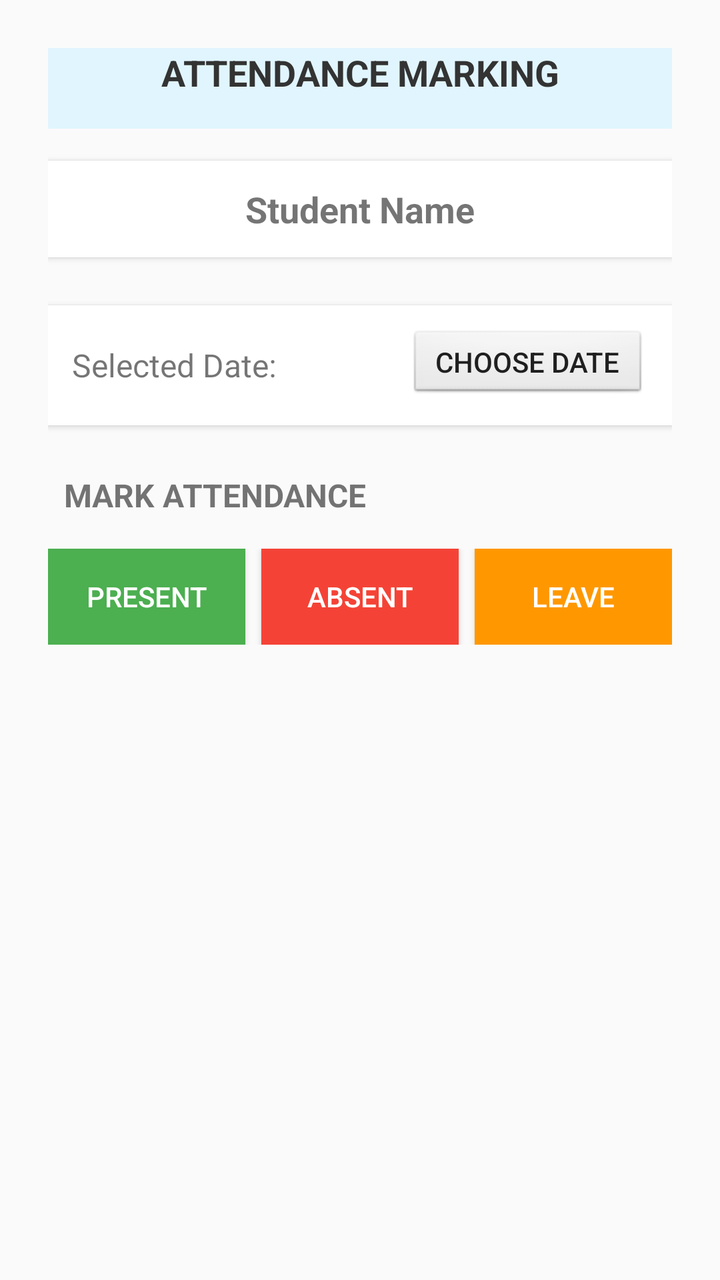
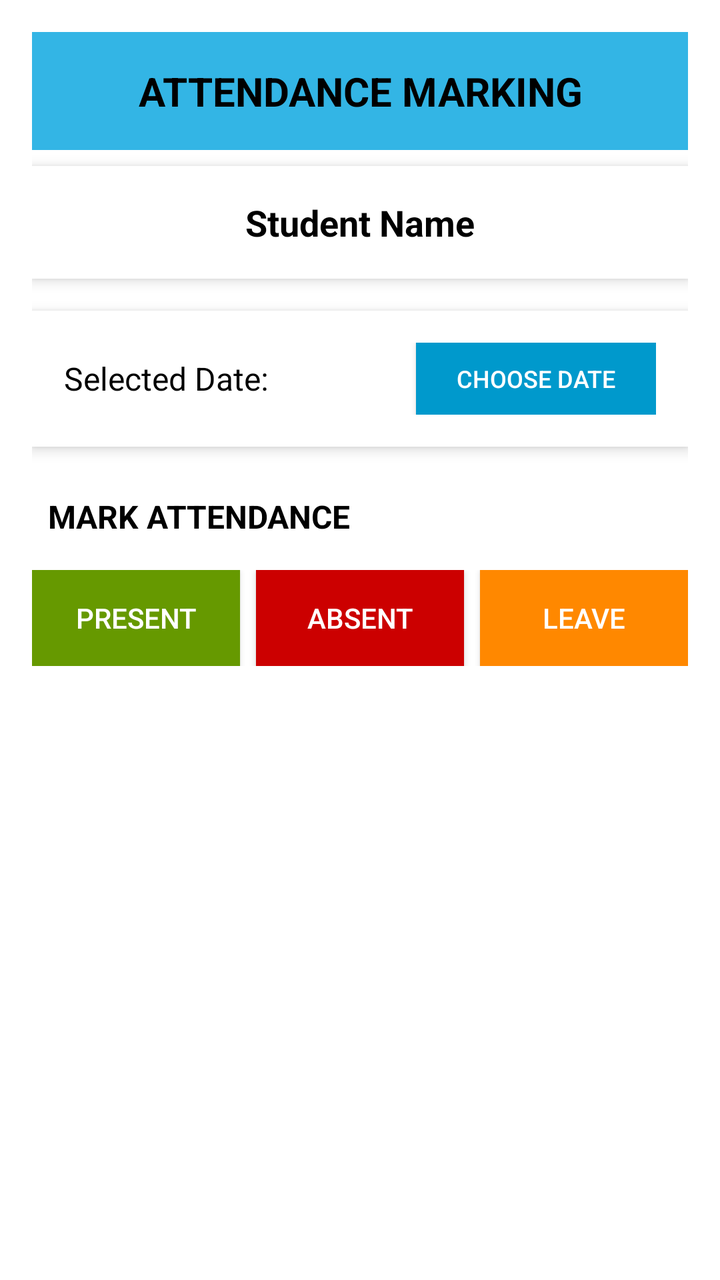

The first picture is an Android layout as it rendered before a commit; the second is the same layout after the commit. The layout source and the unified diff follow.
<!-- AndroidManifest.xml: application theme Theme.AppCompat.Light.DarkActionBar -->
<!-- res/layout/activity_update_attendance.xml -->
<?xml version="1.0" encoding="utf-8"?>
<LinearLayout xmlns:android="http://schemas.android.com/apk/res/android"
    android:orientation="vertical"
    android:padding="24dp"
    android:layout_width="match_parent"
    android:layout_height="match_parent"
    android:background="#FAFAFA">

    
    <TextView
        android:layout_width="match_parent"
        android:layout_height="wrap_content"
        android:text="ATTENDANCE MARKING"
        android:textSize="18sp"
        android:textStyle="bold"
        android:textColor="#333333"
        android:gravity="center"
        android:paddingBottom="16dp"
        android:layout_marginBottom="16dp"
        android:background="#E1F5FE"/>

    
    <TextView
        android:id="@+id/tvStudentName"
        android:text="Student Name"
        android:textSize="18sp"
        android:textStyle="bold"
        android:layout_width="match_parent"
        android:layout_height="wrap_content"
        android:gravity="center"
        android:padding="12dp"
        android:background="#FFFFFF"
        android:elevation="2dp"/>

    
    <LinearLayout
        android:layout_width="match_parent"
        android:layout_height="wrap_content"
        android:orientation="horizontal"
        android:gravity="center_vertical"
        android:layout_marginTop="24dp"
        android:padding="12dp"
        android:background="#FFFFFF"
        android:elevation="2dp">

        <TextView
            android:id="@+id/tvSelectedDate"
            android:text="Selected Date: "
            android:textSize="16sp"
            android:layout_width="wrap_content"
            android:layout_height="wrap_content"
            android:layout_weight="1"/>

        <Button
            android:id="@+id/btnPickDate"
            android:layout_width="wrap_content"
            android:layout_height="36dp"
            android:text="CHOOSE DATE"
            android:textAllCaps="true"
            android:textSize="14sp"
            android:background="@android:drawable/btn_default"
            android:minWidth="120dp"/>
    </LinearLayout>

    
    <TextView
        android:layout_width="match_parent"
        android:layout_height="wrap_content"
        android:text="MARK ATTENDANCE"
        android:textSize="16sp"
        android:textStyle="bold"
        android:layout_marginTop="24dp"
        android:layout_marginBottom="8dp"
        android:paddingLeft="8dp"/>

    <LinearLayout
        android:orientation="horizontal"
        android:layout_width="match_parent"
        android:layout_height="wrap_content"
        android:layout_marginTop="8dp">

        <Button
            android:id="@+id/btnPresent"
            android:text="PRESENT"
            android:layout_width="0dp"
            android:layout_weight="1"
            android:layout_marginEnd="4dp"
            android:layout_height="48dp"
            android:textAllCaps="true"
            android:textColor="#FFFFFF"
            android:background="#4CAF50"/>

        <Button
            android:id="@+id/btnAbsent"
            android:text="ABSENT"
            android:layout_width="0dp"
            android:layout_weight="1"
            android:layout_marginHorizontal="4dp"
            android:layout_height="48dp"
            android:textAllCaps="true"
            android:textColor="#FFFFFF"
            android:background="#F44336"/>

        <Button
            android:id="@+id/btnLeave"
            android:text="LEAVE"
            android:layout_width="0dp"
            android:layout_weight="1"
            android:layout_marginStart="4dp"
            android:layout_height="48dp"
            android:textAllCaps="true"
            android:textColor="#FFFFFF"
            android:background="#FF9800"/>
    </LinearLayout>

</LinearLayout>
<!-- resources referenced by this layout -->
<resources>

</resources>

<!-- the commit's change to res/layout/activity_update_attendance.xml (unified diff, before → after) -->
@@ -1,36 +1,43 @@
 <?xml version="1.0" encoding="utf-8"?>
 <LinearLayout xmlns:android="http://schemas.android.com/apk/res/android"
     android:orientation="vertical"
-    android:padding="24dp"
+    android:padding="16dp"
     android:layout_width="match_parent"
     android:layout_height="match_parent"
-    android:background="#FAFAFA">
+    android:background="@android:color/background_light">
 
     
     <TextView
         android:layout_width="match_parent"
         android:layout_height="wrap_content"
         android:text="ATTENDANCE MARKING"
-        android:textSize="18sp"
+        android:textSize="20sp"
         android:textStyle="bold"
-        android:textColor="#333333"
+        android:textColor="@android:color/black"
         android:gravity="center"
-        android:paddingBottom="16dp"
-        android:layout_marginBottom="16dp"
-        android:background="#E1F5FE"/>
+        android:padding="16dp"
+        android:layout_marginBottom="8dp"
+        android:background="@android:color/holo_blue_light"/>
 
     
-    <TextView
-        android:id="@+id/tvStudentName"
-        android:text="Student Name"
-        android:textSize="18sp"
-        android:textStyle="bold"
+    <LinearLayout
         android:layout_width="match_parent"
         android:layout_height="wrap_content"
-        android:gravity="center"
-        android:padding="12dp"
-        android:background="#FFFFFF"
-        android:elevation="2dp"/>
+        android:orientation="vertical"
+        android:background="@android:color/white"
+        android:elevation="4dp"
+        android:padding="16dp">
+
+        <TextView
+            android:id="@+id/tvStudentName"
+            android:text="Student Name"
+            android:textSize="18sp"
+            android:textStyle="bold"
+            android:layout_width="match_parent"
+            android:layout_height="wrap_content"
+            android:gravity="center"
+            android:textColor="@android:color/black"/>
+    </LinearLayout>
 
     
     <LinearLayout
@@ -38,15 +45,16 @@
         android:layout_height="wrap_content"
         android:orientation="horizontal"
         android:gravity="center_vertical"
-        android:layout_marginTop="24dp"
-        android:padding="12dp"
-        android:background="#FFFFFF"
-        android:elevation="2dp">
+        android:layout_marginTop="16dp"
+        android:padding="16dp"
+        android:background="@android:color/white"
+        android:elevation="4dp">
 
         <TextView
             android:id="@+id/tvSelectedDate"
             android:text="Selected Date: "
             android:textSize="16sp"
+            android:textColor="@android:color/black"
             android:layout_width="wrap_content"
             android:layout_height="wrap_content"
             android:layout_weight="1"/>
@@ -57,8 +65,9 @@
             android:layout_height="36dp"
             android:text="CHOOSE DATE"
             android:textAllCaps="true"
-            android:textSize="14sp"
-            android:background="@android:drawable/btn_default"
+            android:textSize="12sp"
+            android:textColor="@android:color/white"
+            android:background="@android:color/holo_blue_dark"
             android:minWidth="120dp"/>
     </LinearLayout>
 
@@ -69,6 +78,7 @@
         android:text="MARK ATTENDANCE"
         android:textSize="16sp"
         android:textStyle="bold"
+        android:textColor="@android:color/black"
         android:layout_marginTop="24dp"
         android:layout_marginBottom="8dp"
         android:paddingLeft="8dp"/>
@@ -77,7 +87,8 @@
         android:orientation="horizontal"
         android:layout_width="match_parent"
         android:layout_height="wrap_content"
-        android:layout_marginTop="8dp">
+        android:layout_marginTop="8dp"
+        android:weightSum="3">
 
         <Button
             android:id="@+id/btnPresent"
@@ -87,8 +98,9 @@
             android:layout_marginEnd="4dp"
             android:layout_height="48dp"
             android:textAllCaps="true"
-            android:textColor="#FFFFFF"
-            android:background="#4CAF50"/>
+            android:textColor="@android:color/white"
+            android:background="@android:color/holo_green_dark"
+            android:elevation="2dp"/>
 
         <Button
             android:id="@+id/btnAbsent"
@@ -98,8 +110,9 @@
             android:layout_marginHorizontal="4dp"
             android:layout_height="48dp"
             android:textAllCaps="true"
-            android:textColor="#FFFFFF"
-            android:background="#F44336"/>
+            android:textColor="@android:color/white"
+            android:background="@android:color/holo_red_dark"
+            android:elevation="2dp"/>
 
         <Button
             android:id="@+id/btnLeave"
@@ -109,8 +122,8 @@
             android:layout_marginStart="4dp"
             android:layout_height="48dp"
             android:textAllCaps="true"
-            android:textColor="#FFFFFF"
-            android:background="#FF9800"/>
+            android:textColor="@android:color/white"
+            android:background="@android:color/holo_orange_dark"
+            android:elevation="2dp"/>
     </LinearLayout>
-
 </LinearLayout>
